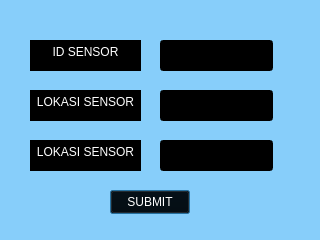
This is addsensordialog.ui in farel-dev68/Project-UAS as Qt 5 draws it before an edit. The edited form follows.
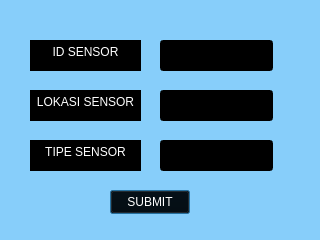
This is the edited form.

Diff of the .ui file:
```diff
--- a/addsensordialog.ui
+++ b/addsensordialog.ui
@@ -144,7 +144,7 @@
 li.unchecked::marker { content: &quot;\2610&quot;; }
 li.checked::marker { content: &quot;\2612&quot;; }
 &lt;/style&gt;&lt;/head&gt;&lt;body style=&quot; font-family:'Segoe UI'; font-size:9pt; font-weight:400; font-style:normal;&quot;&gt;
-&lt;p align=&quot;center&quot; style=&quot; margin-top:0px; margin-bottom:0px; margin-left:0px; margin-right:0px; -qt-block-indent:0; text-indent:0px;&quot;&gt;LOKASI SENSOR&lt;/p&gt;&lt;/body&gt;&lt;/html&gt;</string>
+&lt;p align=&quot;center&quot; style=&quot; margin-top:0px; margin-bottom:0px; margin-left:0px; margin-right:0px; -qt-block-indent:0; text-indent:0px;&quot;&gt;TIPE SENSOR&lt;/p&gt;&lt;/body&gt;&lt;/html&gt;</string>
    </property>
   </widget>
  </widget>
```
